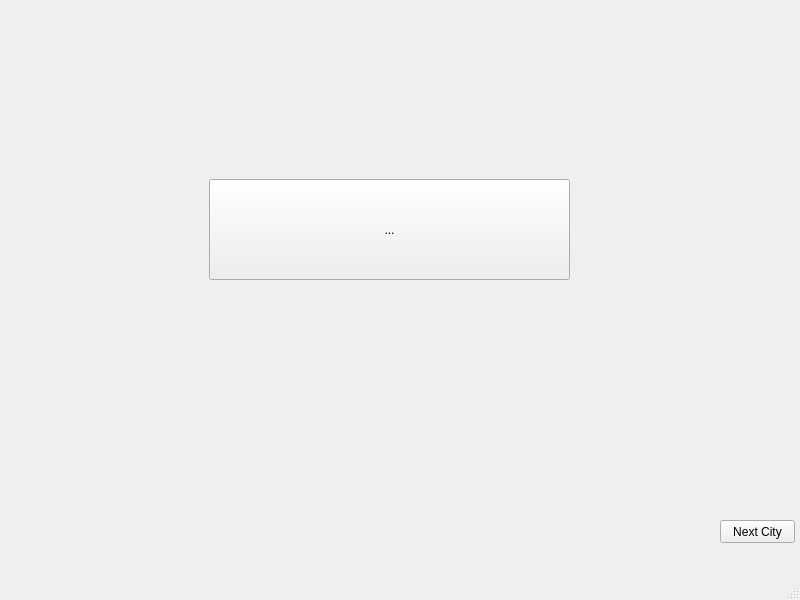
Above: QT/berlintripwindow.ui from xyphel/Project-1-European-Trip-Planner before the change. Below: the same form after it.
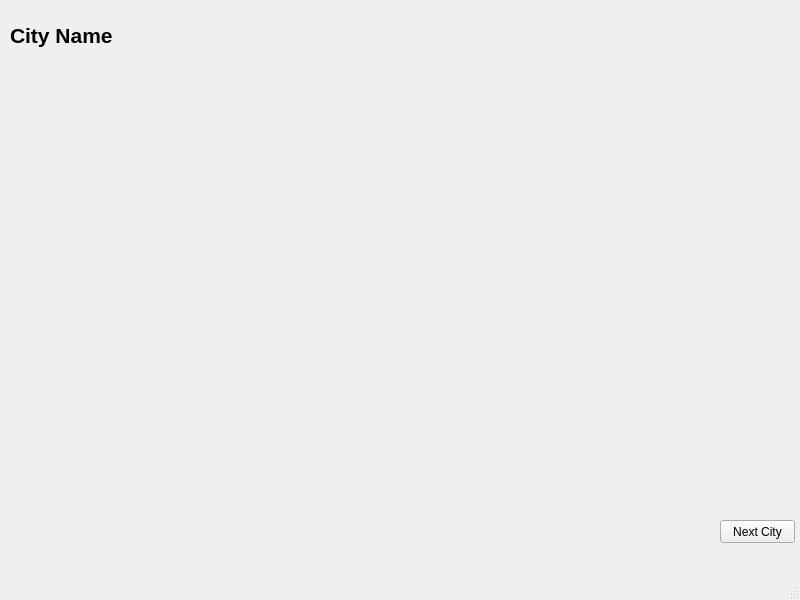
That is the form after the change.

The edit to the form file:
```diff
--- a/QT/berlintripwindow.ui
+++ b/QT/berlintripwindow.ui
@@ -18,29 +18,15 @@
     <property name="geometry">
      <rect>
       <x>-1</x>
-      <y>-1</y>
+      <y>69</y>
       <width>801</width>
-      <height>501</height>
+      <height>431</height>
      </rect>
     </property>
     <property name="currentIndex">
      <number>0</number>
     </property>
-    <widget class="QWidget" name="page">
-     <widget class="QToolButton" name="toolButton">
-      <property name="geometry">
-       <rect>
-        <x>210</x>
-        <y>180</y>
-        <width>361</width>
-        <height>101</height>
-       </rect>
-      </property>
-      <property name="text">
-       <string>...</string>
-      </property>
-     </widget>
-    </widget>
+    <widget class="QWidget" name="page"/>
     <widget class="QWidget" name="page_2">
      <widget class="QCommandLinkButton" name="commandLinkButton">
       <property name="geometry">
@@ -72,6 +58,19 @@
      <string>Next City</string>
     </property>
    </widget>
+   <widget class="QLabel" name="label">
+    <property name="geometry">
+     <rect>
+      <x>10</x>
+      <y>10</y>
+      <width>151</width>
+      <height>51</height>
+     </rect>
+    </property>
+    <property name="text">
+     <string>&lt;html&gt;&lt;head/&gt;&lt;body&gt;&lt;p&gt;&lt;span style=&quot; font-size:16pt; font-weight:700;&quot;&gt;City Name&lt;/span&gt;&lt;/p&gt;&lt;/body&gt;&lt;/html&gt;</string>
+    </property>
+   </widget>
   </widget>
   <widget class="QMenuBar" name="menubar">
    <property name="geometry">
```
Left out of the diff: 2 changed lines with no effect on the pictures.
